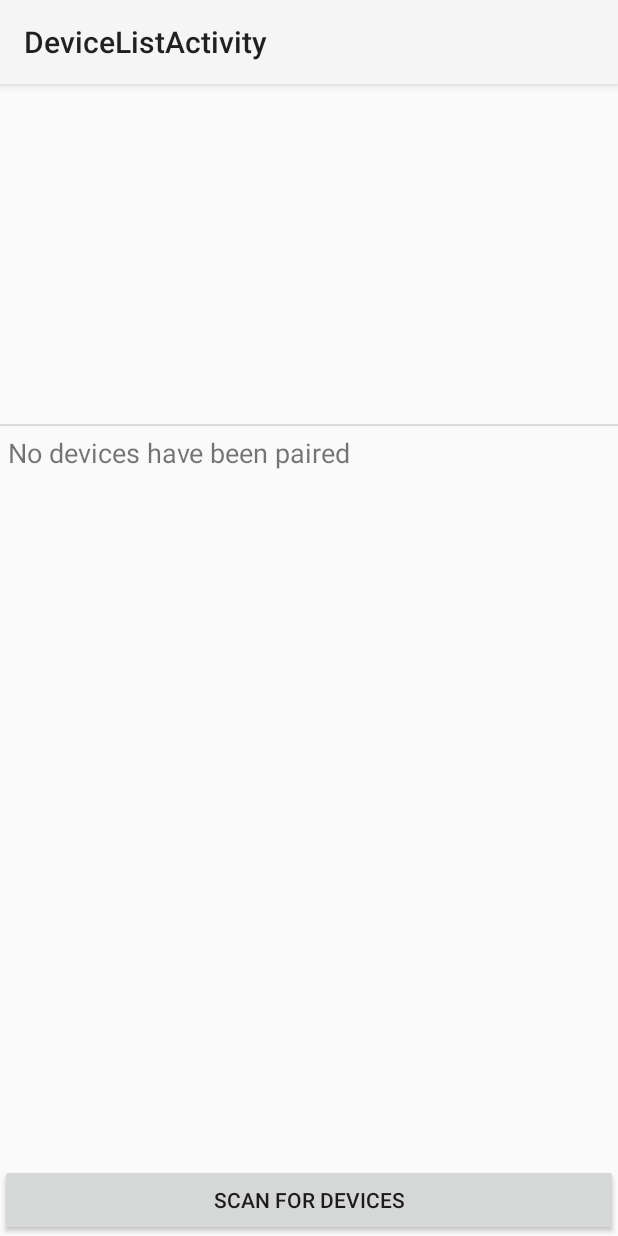
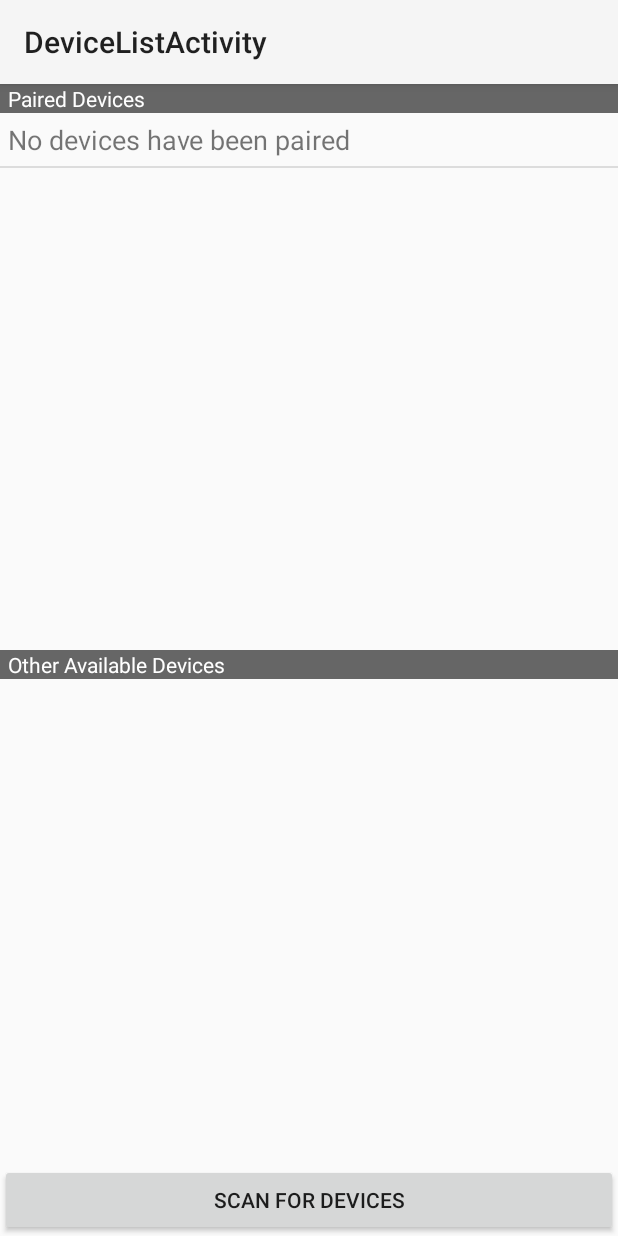
Before and after one commit to lanniaoershi/ShadowTalk, an Android app: the screen it shows after launch (DeviceListActivity), after a tap on "Connect a device - Secure", on a phone screen of 412 x 824 dp. Run offline under Robolectric (Android 15) with nearby library versions, the phone set to English and light mode, and no system bars.

Commit message:
Fix some warning and do some layout change

```diff
--- a/app/src/main/AndroidManifest.xml
+++ b/app/src/main/AndroidManifest.xml
@@ -26,6 +26,7 @@
             android:name=".wifi.WiFiDirectActivity"
             android:configChanges="orientation|keyboardHidden|screenLayout|layoutDirection"
             android:label="@string/app_name"
+            android:screenOrientation="portrait"
             android:launchMode="singleTask" >
             <intent-filter>
                 <action android:name="android.intent.action.MAIN" />
@@ -41,6 +42,7 @@
         <activity
             android:name=".bluetooth.BluetoothChatActivity"
             android:configChanges="orientation|keyboardHidden"
+            android:screenOrientation="portrait"
             android:label="@string/title_activity_bluetooth_chat" >
             <intent-filter>
                 <action android:name="android.intent.action.MAIN" />
@@ -49,6 +51,7 @@
         </activity>
         <activity
             android:name=".bluetooth.DeviceListActivity"
+            android:screenOrientation="portrait"
             android:configChanges="orientation|keyboardHidden"
             android:label="@string/title_activity_device_list" >
         </activity>
--- a/app/src/main/java/com/specialdark/utopia/shadowtalk/bluetooth/DeviceListActivity.java
+++ b/app/src/main/java/com/specialdark/utopia/shadowtalk/bluetooth/DeviceListActivity.java
@@ -8,15 +8,13 @@ import android.content.Context;
 import android.content.Intent;
 import android.content.IntentFilter;
 import android.os.Bundle;
-import android.util.Log;
 import android.view.View;
-import android.view.Window;
 import android.widget.AdapterView;
 import android.widget.ArrayAdapter;
 import android.widget.Button;
 import android.widget.ListView;
+import android.widget.ProgressBar;
 import android.widget.TextView;
-
 
 import com.specialdark.utopia.shadowtalk.R;
 
@@ -24,32 +22,30 @@ import java.util.Set;
 
 public class DeviceListActivity extends Activity {
 
-    // Debugging
-    private static final String TAG = "DeviceListActivity";
-    private static final boolean D = true;
+    //need to add a button to settings for user can delete bluetooth paired list.
 
     // Return Intent extra
     public static String EXTRA_DEVICE_ADDRESS = "device_address";
 
     // Member fields
-    private BluetoothAdapter mBtAdapter;
-    private ArrayAdapter<String> mPairedDevicesArrayAdapter;
+    private BluetoothAdapter mBluetoothAdapter;
     private ArrayAdapter<String> mNewDevicesArrayAdapter;
-    private Button scanButton;
+    ProgressBar mProgressBar;
 
     @Override
     protected void onCreate(Bundle savedInstanceState) {
         super.onCreate(savedInstanceState);
 
         // Setup the window
-        requestWindowFeature(Window.FEATURE_INDETERMINATE_PROGRESS);
+
+        //requestWindowFeature(Window.FEATURE_INDETERMINATE_PROGRESS);
         setContentView(R.layout.activity_device_list);
 
         // Set result CANCELED in case the user backs out
         setResult(Activity.RESULT_CANCELED);
 
         // Initialize the button to perform device discovery
-        scanButton = (Button) findViewById(R.id.button_scan);
+        Button scanButton = (Button) findViewById(R.id.button_scan);
         scanButton.setOnClickListener(new View.OnClickListener() {
             public void onClick(View v) {
                 doDiscovery();
@@ -57,9 +53,11 @@ public class DeviceListActivity extends Activity {
             }
         });
 
+        mProgressBar = (ProgressBar) findViewById(R.id.search_progressbar);
+
         // Initialize array adapters. One for already paired devices and
         // one for newly discovered devices
-        mPairedDevicesArrayAdapter = new ArrayAdapter<String>(this, R.layout.device_name);
+        ArrayAdapter<String> mPairedDevicesArrayAdapter = new ArrayAdapter<String>(this, R.layout.device_name);
         mNewDevicesArrayAdapter = new ArrayAdapter<String>(this, R.layout.device_name);
 
         // Find and set up the ListView for paired devices
@@ -72,19 +70,21 @@ public class DeviceListActivity extends Activity {
         newDevicesListView.setAdapter(mNewDevicesArrayAdapter);
         newDevicesListView.setOnItemClickListener(mDeviceClickListener);
 
-        // Register for broadcasts when a device is discovered
-        IntentFilter filter = new IntentFilter(BluetoothDevice.ACTION_FOUND);
-        this.registerReceiver(mReceiver, filter);
+        // Register for broadcasts when a device is discovered and discovery has finished
+        IntentFilter intentFilter = new IntentFilter();
+        intentFilter.addAction(BluetoothDevice.ACTION_FOUND);
+        intentFilter.addAction(BluetoothAdapter.ACTION_DISCOVERY_FINISHED);
+        this.registerReceiver(mReceiver, intentFilter);
 
-        // Register for broadcasts when discovery has finished
-        filter = new IntentFilter(BluetoothAdapter.ACTION_DISCOVERY_FINISHED);
-        this.registerReceiver(mReceiver, filter);
+//        // Register for broadcasts when discovery has finished
+//        filter = new IntentFilter(BluetoothAdapter.ACTION_DISCOVERY_FINISHED);
+//        this.registerReceiver(mReceiver, filter);
 
         // Get the local Bluetooth adapter
-        mBtAdapter = BluetoothAdapter.getDefaultAdapter();
+        mBluetoothAdapter = BluetoothAdapter.getDefaultAdapter();
 
         // Get a set of currently paired devices
-        Set<BluetoothDevice> pairedDevices = mBtAdapter.getBondedDevices();
+        Set<BluetoothDevice> pairedDevices = mBluetoothAdapter.getBondedDevices();
 
         // If there are paired devices, add each one to the ArrayAdapter
         if (pairedDevices.size() > 0) {
@@ -103,8 +103,8 @@ public class DeviceListActivity extends Activity {
         super.onDestroy();
 
         // Make sure we're not doing discovery anymore
-        if (mBtAdapter != null) {
-            mBtAdapter.cancelDiscovery();
+        if (mBluetoothAdapter != null) {
+            mBluetoothAdapter.cancelDiscovery();
         }
 
         // Unregister broadcast listeners
@@ -118,26 +118,28 @@ public class DeviceListActivity extends Activity {
 
 
         // Indicate scanning in the title
-        setProgressBarIndeterminateVisibility(true);
+//        setProgressBarIndeterminateVisibility(true);
+
+        mProgressBar.setVisibility(View.VISIBLE);
         setTitle(R.string.scanning);
 
         // Turn on sub-title for new devices
         findViewById(R.id.title_new_devices).setVisibility(View.VISIBLE);
 
         // If we're already discovering, stop it
-        if (mBtAdapter.isDiscovering()) {
-            mBtAdapter.cancelDiscovery();
+        if (mBluetoothAdapter.isDiscovering()) {
+            mBluetoothAdapter.cancelDiscovery();
         }
 
         // Request discover from BluetoothAdapter
-        mBtAdapter.startDiscovery();
+        mBluetoothAdapter.startDiscovery();
     }
 
     // The on-click listener for all devices in the ListViews
     private AdapterView.OnItemClickListener mDeviceClickListener = new AdapterView.OnItemClickListener() {
         public void onItemClick(AdapterView<?> av, View v, int arg2, long arg3) {
             // Cancel discovery because it's costly and we're about to connect
-            mBtAdapter.cancelDiscovery();
+            mBluetoothAdapter.cancelDiscovery();
 
             // Get the device MAC address, which is the last 17 chars in the View
             String info = ((TextView) v).getText().toString();
@@ -170,7 +172,8 @@ public class DeviceListActivity extends Activity {
                 }
                 // When discovery is finished, change the Activity title
             } else if (BluetoothAdapter.ACTION_DISCOVERY_FINISHED.equals(action)) {
-                setProgressBarIndeterminateVisibility(false);
+//                setProgressBarIndeterminateVisibility(false);
+                mProgressBar.setVisibility(View.GONE);
                 setTitle(R.string.select_device);
                 if (mNewDevicesArrayAdapter.getCount() == 0) {
                     String noDevices = getResources().getText(R.string.none_found).toString();
--- /dev/null
+++ b/app/src/main/java/com/specialdark/utopia/shadowtalk/logutil/ShadowTalkLog.java
@@ -0,0 +1,38 @@
+package com.specialdark.utopia.shadowtalk.logutil;
+
+import android.util.Log;
+
+/**
+ * Created by weiwei on 3/30/15.
+ */
+public class ShadowTalkLog {
+
+    // flag for enable debug log
+    private static final boolean DEBUG = true;
+
+    private static final String TAG = "ShadowTalkLog";
+
+    public static void i(String log) {
+        if (DEBUG) {
+            Log.i(TAG, log);
+        }
+    }
+
+    public static void w(String log) {
+        if (DEBUG) {
+            Log.w(TAG, log);
+        }
+    }
+
+    public static void v(String log) {
+        if (DEBUG) {
+            Log.v(TAG, log);
+        }
+    }
+
+    public static void e(String log) {
+        if (DEBUG) {
+            Log.e(TAG, log);
+        }
+    }
+}
--- a/app/src/main/res/layout/activity_bluetooth_chat.xml
+++ b/app/src/main/res/layout/activity_bluetooth_chat.xml
@@ -3,7 +3,7 @@
     android:layout_width="match_parent"
     android:layout_height="match_parent"
     >
-    <ListView android:id="@+id/in"
+    <ListView android:id="@+id/message_list"
         android:layout_width="match_parent"
         android:layout_height="match_parent"
         android:stackFromBottom="true"
@@ -19,11 +19,12 @@
             android:layout_width="wrap_content"
             android:layout_height="wrap_content"
             android:layout_weight="1"
-            android:layout_gravity="bottom"
+            android:layout_gravity="top"
             />
         <Button android:id="@+id/button_send"
             android:layout_width="wrap_content"
             android:layout_height="wrap_content"
+            android:layout_gravity="bottom"
             android:text="@string/send"
             />
     </LinearLayout>
--- a/app/src/main/res/layout/activity_device_list.xml
+++ b/app/src/main/res/layout/activity_device_list.xml
@@ -3,11 +3,19 @@
     android:layout_width="match_parent"
     android:layout_height="match_parent"
     >
+    <ProgressBar
+        android:id="@+id/search_progressbar"
+        android:layout_width="match_parent"
+        android:layout_height="wrap_content"
+        android:indeterminate="true"
+        android:visibility="gone"
+        style="?android:attr/progressBarStyleHorizontal"/>
+
     <TextView android:id="@+id/title_paired_devices"
         android:layout_width="match_parent"
         android:layout_height="wrap_content"
         android:text="@string/title_paired_devices"
-        android:visibility="gone"
+        android:visibility="visible"
         android:background="#666"
         android:textColor="#fff"
         android:paddingLeft="5dp"
@@ -15,14 +23,14 @@
     <ListView android:id="@+id/paired_devices"
         android:layout_width="match_parent"
         android:layout_height="wrap_content"
-        android:stackFromBottom="true"
+        android:stackFromBottom="false"
         android:layout_weight="1"
         />
     <TextView android:id="@+id/title_new_devices"
         android:layout_width="match_parent"
         android:layout_height="wrap_content"
         android:text="@string/title_other_devices"
-        android:visibility="gone"
+        android:visibility="visible"
         android:background="#666"
         android:textColor="#fff"
         android:paddingLeft="5dp"
@@ -30,9 +38,15 @@
     <ListView android:id="@+id/new_devices"
         android:layout_width="match_parent"
         android:layout_height="wrap_content"
-        android:stackFromBottom="true"
-        android:layout_weight="2"
+        android:stackFromBottom="false"
+        android:layout_weight="1"
         />
+
+    <ViewFlipper
+        android:layout_width="match_parent"
+        android:layout_height="wrap_content"
+        android:id="@+id/viewFlipper" />
+
     <Button android:id="@+id/button_scan"
         android:layout_width="match_parent"
         android:layout_height="wrap_content"
--- a/app/src/main/res/layout/message.xml
+++ b/app/src/main/res/layout/message.xml
@@ -18,4 +18,5 @@
     android:layout_height="wrap_content"
     android:textSize="18sp"
     android:padding="5dp"
+    android:background="@android:color/holo_green_light"
 />
--- a/app/src/main/res/values/strings.xml
+++ b/app/src/main/res/values/strings.xml
@@ -22,7 +22,7 @@
 
     <string name="send">Send</string>
     <string name="not_connected">You are not connected to a device</string>
-    <string name="bt_not_enabled_leaving">Bluetooth was not enabled. Leaving Bluetooth Chat.</string>
+    <string name="bt_not_enabled_leaving">Bluetooth was not enabled. Leaving ShadowTalk</string>
     <string name="title_connecting">connecting...</string>
     <string name="title_connected_to">connected to </string>
     <string name="title_not_connected">not connected</string>
--- a/app/src/main/res/values/styles.xml
+++ b/app/src/main/res/values/styles.xml
@@ -1,7 +1,7 @@
 <resources>
 
     <!-- Base application theme. -->
-    <style name="AppTheme" parent="android:Theme.Holo.Light.DarkActionBar">
+    <style name="AppTheme" parent="android:Theme.DeviceDefault.Light.DarkActionBar">
         <!-- Customize your theme here. -->
     </style>
 
```
Also changed, not shown: app/src/main/java/com/specialdark/utopia/shadowtalk/bluetooth/BluetoothChatActivity.java (+38 -34 lines), app/src/main/java/com/specialdark/utopia/shadowtalk/bluetooth/BluetoothChatService.java (+44 -22 lines).
